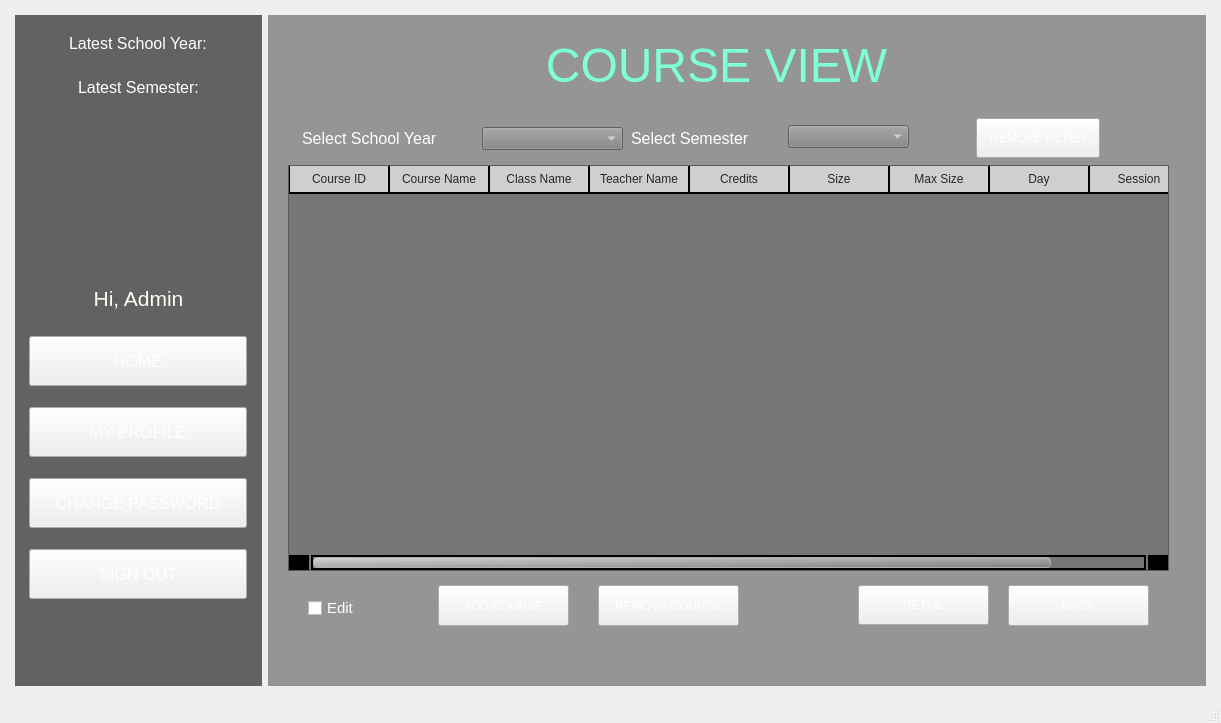
BuhDuy256/Student-Management-GROUP6-KTLT-23CLC03, file StudentManagementSystem/mainwindow.ui: the form before one commit.
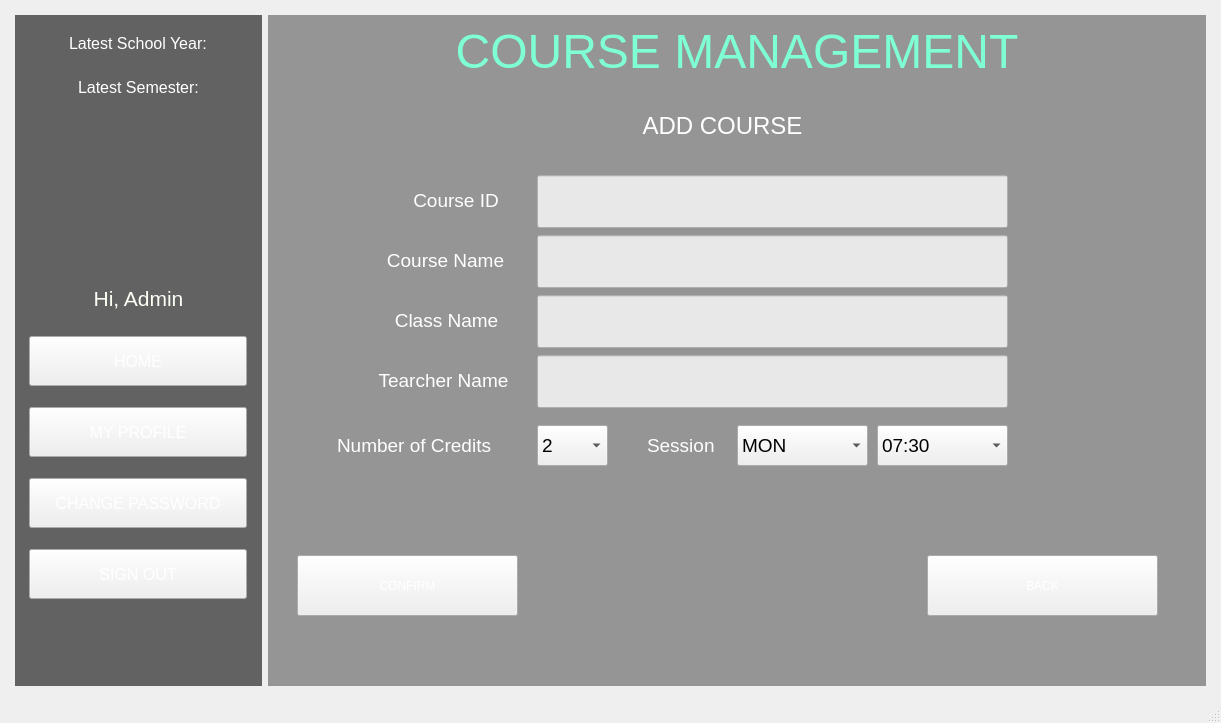
The form after the commit. The open tabs and pages were chosen to show the change. Icons and pictures are not drawn.

Commit message: redesign course management, merge course setting + course view

```diff
--- a/StudentManagementSystem/mainwindow.ui
+++ b/StudentManagementSystem/mainwindow.ui
@@ -2243,7 +2243,7 @@
 </string>
           </property>
           <property name="currentIndex">
-           <number>11</number>
+           <number>9</number>
           </property>
           <widget class="QWidget" name="AdHome">
            <widget class="QLabel" name="lb_welcome_2">
@@ -4766,7 +4766,7 @@
              <string>CLASSES</string>
             </property>
            </widget>
-           <widget class="QPushButton" name="pushButton">
+           <widget class="QPushButton" name="button_back_12">
             <property name="geometry">
              <rect>
               <x>630</x>
@@ -4796,7 +4796,7 @@
            <widget class="QLabel" name="lb_viewScoreboard">
             <property name="geometry">
              <rect>
-              <x>50</x>
+              <x>70</x>
               <y>10</y>
               <width>777</width>
               <height>80</height>
@@ -5051,94 +5051,10 @@
             </property>
            </widget>
           </widget>
-          <widget class="QWidget" name="AdCourseManagement">
-           <widget class="QLabel" name="lb_courseManagement">
-            <property name="geometry">
-             <rect>
-              <x>70</x>
-              <y>10</y>
-              <width>777</width>
-              <height>80</height>
-             </rect>
-            </property>
-            <property name="font">
-             <font>
-              <pointsize>36</pointsize>
-             </font>
-            </property>
-            <property name="styleSheet">
-             <string notr="true">color: #7FFFD4;</string>
-            </property>
-            <property name="text">
-             <string>COURSE MANAGEMENT</string>
-            </property>
-            <property name="alignment">
-             <set>Qt::AlignCenter</set>
-            </property>
-           </widget>
-           <widget class="QPushButton" name="button_courseView">
-            <property name="geometry">
-             <rect>
-              <x>220</x>
-              <y>350</y>
-              <width>441</width>
-              <height>101</height>
-             </rect>
-            </property>
-            <property name="text">
-             <string>COURSES VIEW</string>
-            </property>
-           </widget>
-           <widget class="QPushButton" name="button_courseSetting">
-            <property name="geometry">
-             <rect>
-              <x>220</x>
-              <y>220</y>
-              <width>441</width>
-              <height>101</height>
-             </rect>
-            </property>
-            <property name="text">
-             <string>COURSES SETTING</string>
-            </property>
-           </widget>
-          </widget>
-          <widget class="QWidget" name="AdCourseSetting">
-           <widget class="QLabel" name="lb_courseSetting">
-            <property name="geometry">
-             <rect>
-              <x>70</x>
-              <y>0</y>
-              <width>777</width>
-              <height>80</height>
-             </rect>
-            </property>
-            <property name="font">
-             <font>
-              <pointsize>36</pointsize>
-             </font>
-            </property>
-            <property name="styleSheet">
-             <string notr="true">color: #7FFFD4;</string>
-            </property>
-            <property name="text">
-             <string>COURSE SETTING</string>
-            </property>
-            <property name="alignment">
-             <set>Qt::AlignCenter</set>
-            </property>
-           </widget>
-          </widget>
           <widget class="QWidget" name="AdCourseView">
+           <layout class="QGridLayout" name="gridLayout_16">
+            <item row="0" column="0">
            <widget class="QLabel" name="lb_courseView">
-            <property name="geometry">
-             <rect>
-              <x>60</x>
-              <y>10</y>
-              <width>777</width>
-              <height>80</height>
-             </rect>
-            </property>
             <property name="font">
              <font>
               <pointsize>36</pointsize>
@@ -5148,21 +5064,15 @@
              <string notr="true">color: #7FFFD4;</string>
             </property>
             <property name="text">
-             <string>COURSE VIEW</string>
+               <string>COURSE MANAGEMENT</string>
             </property>
             <property name="alignment">
              <set>Qt::AlignCenter</set>
             </property>
            </widget>
+            </item>
+            <item row="1" column="0">
            <widget class="QStackedWidget" name="stackedWidget_5">
-            <property name="geometry">
-             <rect>
-              <x>20</x>
-              <y>100</y>
-              <width>901</width>
-              <height>521</height>
-             </rect>
-            </property>
             <property name="sizePolicy">
              <sizepolicy hsizetype="MinimumExpanding" vsizetype="MinimumExpanding">
               <horstretch>0</horstretch>
@@ -5170,7 +5080,9 @@
              </sizepolicy>
             </property>
             <property name="styleSheet">
-             <string notr="true"/>
+               <string notr="true">QLineEdit{
+	background-color: rgba(255, 255, 255, 200);
+}</string>
             </property>
             <property name="currentIndex">
              <number>0</number>
@@ -5179,8 +5091,8 @@
              <widget class="QPushButton" name="button_back_11">
               <property name="geometry">
                <rect>
-                <x>720</x>
-                <y>470</y>
+                  <x>730</x>
+                  <y>500</y>
                 <width>141</width>
                 <height>41</height>
                </rect>
@@ -5210,7 +5122,7 @@
                 <x>194</x>
                 <y>12</y>
                 <width>141</width>
-                <height>23</height>
+                  <height>31</height>
                </rect>
               </property>
               <property name="sizePolicy">
@@ -5240,10 +5152,10 @@
              <widget class="QTableWidget" name="table_course">
               <property name="geometry">
                <rect>
-                <x>0</x>
+                  <x>10</x>
                 <y>50</y>
-                <width>881</width>
-                <height>406</height>
+                  <width>891</width>
+                  <height>441</height>
                </rect>
               </property>
               <property name="sizePolicy">
@@ -5398,7 +5310,7 @@
                <rect>
                 <x>329</x>
                 <y>0</y>
-                <width>191</width>
+                  <width>161</width>
                 <height>47</height>
                </rect>
               </property>
@@ -5462,7 +5374,7 @@
                 <x>500</x>
                 <y>10</y>
                 <width>121</width>
-                <height>23</height>
+                  <height>31</height>
                </rect>
               </property>
               <property name="sizePolicy">
@@ -5492,8 +5404,8 @@
              <widget class="QPushButton" name="button_viewStudent">
               <property name="geometry">
                <rect>
-                <x>570</x>
-                <y>470</y>
+                  <x>550</x>
+                  <y>500</y>
                 <width>131</width>
                 <height>40</height>
                </rect>
@@ -5536,8 +5448,8 @@
              <widget class="QCheckBox" name="checkBox_edit">
               <property name="geometry">
                <rect>
-                <x>20</x>
-                <y>480</y>
+                  <x>10</x>
+                  <y>510</y>
                 <width>93</width>
                 <height>26</height>
                </rect>
@@ -5557,8 +5469,8 @@
              <widget class="QPushButton" name="button_addCourse">
               <property name="geometry">
                <rect>
-                <x>150</x>
-                <y>470</y>
+                  <x>100</x>
+                  <y>500</y>
                 <width>131</width>
                 <height>41</height>
                </rect>
@@ -5570,8 +5482,8 @@
              <widget class="QPushButton" name="button_removeCourse">
               <property name="geometry">
                <rect>
-                <x>310</x>
-                <y>470</y>
+                  <x>270</x>
+                  <y>500</y>
                 <width>141</width>
                 <height>41</height>
                </rect>
@@ -5582,21 +5494,15 @@
              </widget>
             </widget>
             <widget class="QWidget" name="page_4">
-             <layout class="QGridLayout" name="gridLayout_17">
-              <property name="leftMargin">
-               <number>0</number>
-              </property>
-              <property name="topMargin">
-               <number>0</number>
-              </property>
-              <property name="rightMargin">
-               <number>0</number>
-              </property>
-              <property name="bottomMargin">
-               <number>0</number>
-              </property>
-              <item row="1" column="0">
                <widget class="QTableWidget" name="table_student_2">
+                <property name="geometry">
+                 <rect>
+                  <x>10</x>
+                  <y>50</y>
+                  <width>891</width>
+                  <height>441</height>
+                 </rect>
+                </property>
                 <property name="sizePolicy">
                  <sizepolicy hsizetype="Preferred" vsizetype="Preferred">
                   <horstretch>0</horstretch>
@@ -5723,19 +5629,31 @@
                  </property>
                 </column>
                </widget>
-              </item>
-              <item row="2" column="0" alignment="Qt::AlignHCenter">
                <widget class="QPushButton" name="button_coursesList">
+                <property name="geometry">
+                 <rect>
+                  <x>730</x>
+                  <y>510</y>
+                  <width>141</width>
+                  <height>40</height>
+                 </rect>
+                </property>
                 <property name="styleSheet">
                  <string notr="true">padding: 10px;</string>
                 </property>
                 <property name="text">
-                 <string>COURSES LIST</string>
+                 <string>BACK</string>
                 </property>
                </widget>
-              </item>
-              <item row="0" column="0">
                <widget class="QLabel" name="lb_scoreBoard">
+                <property name="geometry">
+                 <rect>
+                  <x>70</x>
+                  <y>0</y>
+                  <width>582</width>
+                  <height>40</height>
+                 </rect>
+                </property>
                 <property name="maximumSize">
                  <size>
                   <width>16777215</width>
@@ -5757,10 +5675,508 @@
                  <set>Qt::AlignCenter</set>
                 </property>
                </widget>
-              </item>
-             </layout>
-            </widget>
-           </widget>
+               <widget class="QPushButton" name="button_addStudent_2">
+                <property name="geometry">
+                 <rect>
+                  <x>90</x>
+                  <y>510</y>
+                  <width>161</width>
+                  <height>41</height>
+                 </rect>
+                </property>
+                <property name="text">
+                 <string>ADD STUDENT</string>
+                </property>
+               </widget>
+               <widget class="QPushButton" name="button_removeStudent">
+                <property name="geometry">
+                 <rect>
+                  <x>280</x>
+                  <y>510</y>
+                  <width>171</width>
+                  <height>41</height>
+                 </rect>
+                </property>
+                <property name="text">
+                 <string>REMOVE STUDENT</string>
+                </property>
+               </widget>
+               <widget class="QPushButton" name="button_importScoreBoard">
+                <property name="geometry">
+                 <rect>
+                  <x>490</x>
+                  <y>510</y>
+                  <width>171</width>
+                  <height>41</height>
+                 </rect>
+                </property>
+                <property name="text">
+                 <string>IMPORT SCOREBOARD</string>
+                </property>
+               </widget>
+               <widget class="QCheckBox" name="checkBox_4">
+                <property name="geometry">
+                 <rect>
+                  <x>10</x>
+                  <y>510</y>
+                  <width>111</width>
+                  <height>31</height>
+                 </rect>
+                </property>
+                <property name="font">
+                 <font>
+                  <pointsize>11</pointsize>
+                 </font>
+                </property>
+                <property name="styleSheet">
+                 <string notr="true">color: white;
+</string>
+                </property>
+                <property name="text">
+                 <string>Edit</string>
+                </property>
+               </widget>
+               <widget class="QPushButton" name="button_exportTable">
+                <property name="geometry">
+                 <rect>
+                  <x>700</x>
+                  <y>0</y>
+                  <width>151</width>
+                  <height>41</height>
+                 </rect>
+                </property>
+                <property name="text">
+                 <string>EXPORT TABLE</string>
+                </property>
+               </widget>
+              </widget>
+              <widget class="QWidget" name="page_5">
+               <widget class="QLabel" name="lb_addCourse">
+                <property name="geometry">
+                 <rect>
+                  <x>290</x>
+                  <y>20</y>
+                  <width>311</width>
+                  <height>41</height>
+                 </rect>
+                </property>
+                <property name="font">
+                 <font>
+                  <pointsize>18</pointsize>
+                 </font>
+                </property>
+                <property name="styleSheet">
+                 <string notr="true">color: white;
+</string>
+                </property>
+                <property name="text">
+                 <string>ADD COURSE</string>
+                </property>
+                <property name="alignment">
+                 <set>Qt::AlignCenter</set>
+                </property>
+               </widget>
+               <widget class="QComboBox" name="box_numCredits">
+                <property name="geometry">
+                 <rect>
+                  <x>260</x>
+                  <y>340</y>
+                  <width>71</width>
+                  <height>41</height>
+                 </rect>
+                </property>
+                <property name="font">
+                 <font>
+                  <pointsize>14</pointsize>
+                 </font>
+                </property>
+                <item>
+                 <property name="text">
+                  <string>2</string>
+                 </property>
+                </item>
+                <item>
+                 <property name="text">
+                  <string>3</string>
+                 </property>
+                </item>
+                <item>
+                 <property name="text">
+                  <string>4</string>
+                 </property>
+                </item>
+               </widget>
+               <widget class="QComboBox" name="box_dayOfWeek">
+                <property name="geometry">
+                 <rect>
+                  <x>460</x>
+                  <y>340</y>
+                  <width>131</width>
+                  <height>41</height>
+                 </rect>
+                </property>
+                <property name="font">
+                 <font>
+                  <pointsize>14</pointsize>
+                 </font>
+                </property>
+                <item>
+                 <property name="text">
+                  <string>MON</string>
+                 </property>
+                </item>
+                <item>
+                 <property name="text">
+                  <string>TUE</string>
+                 </property>
+                </item>
+                <item>
+                 <property name="text">
+                  <string>WED</string>
+                 </property>
+                </item>
+                <item>
+                 <property name="text">
+                  <string>THU</string>
+                 </property>
+                </item>
+                <item>
+                 <property name="text">
+                  <string>FRI</string>
+                 </property>
+                </item>
+                <item>
+                 <property name="text">
+                  <string>SAT</string>
+                 </property>
+                </item>
+               </widget>
+               <widget class="QComboBox" name="box_session">
+                <property name="geometry">
+                 <rect>
+                  <x>600</x>
+                  <y>340</y>
+                  <width>131</width>
+                  <height>41</height>
+                 </rect>
+                </property>
+                <property name="font">
+                 <font>
+                  <pointsize>14</pointsize>
+                 </font>
+                </property>
+                <item>
+                 <property name="text">
+                  <string>07:30</string>
+                 </property>
+                </item>
+                <item>
+                 <property name="text">
+                  <string>09:30</string>
+                 </property>
+                </item>
+                <item>
+                 <property name="text">
+                  <string>13:30</string>
+                 </property>
+                </item>
+                <item>
+                 <property name="text">
+                  <string>15:30</string>
+                 </property>
+                </item>
+               </widget>
+               <widget class="QLabel" name="lb_numCredits">
+                <property name="geometry">
+                 <rect>
+                  <x>60</x>
+                  <y>340</y>
+                  <width>201</width>
+                  <height>41</height>
+                 </rect>
+                </property>
+                <property name="font">
+                 <font>
+                  <pointsize>14</pointsize>
+                 </font>
+                </property>
+                <property name="styleSheet">
+                 <string notr="true">color: white;</string>
+                </property>
+                <property name="text">
+                 <string>Number of Credits</string>
+                </property>
+               </widget>
+               <widget class="QLabel" name="lb_session">
+                <property name="geometry">
+                 <rect>
+                  <x>370</x>
+                  <y>340</y>
+                  <width>91</width>
+                  <height>41</height>
+                 </rect>
+                </property>
+                <property name="font">
+                 <font>
+                  <pointsize>14</pointsize>
+                 </font>
+                </property>
+                <property name="styleSheet">
+                 <string notr="true">color: white;</string>
+                </property>
+                <property name="text">
+                 <string>Session</string>
+                </property>
+               </widget>
+               <widget class="QPushButton" name="button_confirm_7">
+                <property name="geometry">
+                 <rect>
+                  <x>20</x>
+                  <y>470</y>
+                  <width>221</width>
+                  <height>61</height>
+                 </rect>
+                </property>
+                <property name="text">
+                 <string>CONFIRM</string>
+                </property>
+               </widget>
+               <widget class="QPushButton" name="button_back_13">
+                <property name="geometry">
+                 <rect>
+                  <x>650</x>
+                  <y>470</y>
+                  <width>231</width>
+                  <height>61</height>
+                 </rect>
+                </property>
+                <property name="text">
+                 <string>BACK</string>
+                </property>
+               </widget>
+               <widget class="QLabel" name="lb_teacherName">
+                <property name="geometry">
+                 <rect>
+                  <x>90</x>
+                  <y>280</y>
+                  <width>153</width>
+                  <height>31</height>
+                 </rect>
+                </property>
+                <property name="font">
+                 <font>
+                  <pointsize>14</pointsize>
+                 </font>
+                </property>
+                <property name="styleSheet">
+                 <string notr="true">color: white;</string>
+                </property>
+                <property name="text">
+                 <string>Tearcher Name</string>
+                </property>
+                <property name="alignment">
+                 <set>Qt::AlignCenter</set>
+                </property>
+               </widget>
+               <widget class="QLineEdit" name="txt_teacherName">
+                <property name="geometry">
+                 <rect>
+                  <x>260</x>
+                  <y>270</y>
+                  <width>471</width>
+                  <height>53</height>
+                 </rect>
+                </property>
+                <property name="minimumSize">
+                 <size>
+                  <width>0</width>
+                  <height>53</height>
+                 </size>
+                </property>
+                <property name="font">
+                 <font>
+                  <pointsize>14</pointsize>
+                 </font>
+                </property>
+                <property name="styleSheet">
+                 <string notr="true"/>
+                </property>
+               </widget>
+               <widget class="QLabel" name="lb_className">
+                <property name="geometry">
+                 <rect>
+                  <x>110</x>
+                  <y>220</y>
+                  <width>119</width>
+                  <height>31</height>
+                 </rect>
+                </property>
+                <property name="font">
+                 <font>
+                  <pointsize>14</pointsize>
+                 </font>
+                </property>
+                <property name="styleSheet">
+                 <string notr="true">color: white;</string>
+                </property>
+                <property name="text">
+                 <string>Class Name</string>
+                </property>
+                <property name="alignment">
+                 <set>Qt::AlignCenter</set>
+                </property>
+               </widget>
+               <widget class="QLineEdit" name="txt_className_2">
+                <property name="geometry">
+                 <rect>
+                  <x>260</x>
+                  <y>210</y>
+                  <width>471</width>
+                  <height>53</height>
+                 </rect>
+                </property>
+                <property name="minimumSize">
+                 <size>
+                  <width>0</width>
+                  <height>53</height>
+                 </size>
+                </property>
+                <property name="font">
+                 <font>
+                  <pointsize>14</pointsize>
+                 </font>
+                </property>
+                <property name="styleSheet">
+                 <string notr="true"/>
+                </property>
+               </widget>
+               <widget class="QLineEdit" name="txt_courseName">
+                <property name="geometry">
+                 <rect>
+                  <x>260</x>
+                  <y>150</y>
+                  <width>471</width>
+                  <height>53</height>
+                 </rect>
+                </property>
+                <property name="minimumSize">
+                 <size>
+                  <width>0</width>
+                  <height>53</height>
+                 </size>
+                </property>
+                <property name="font">
+                 <font>
+                  <pointsize>14</pointsize>
+                 </font>
+                </property>
+                <property name="styleSheet">
+                 <string notr="true"/>
+                </property>
+               </widget>
+               <widget class="QLabel" name="lb_courseName">
+                <property name="geometry">
+                 <rect>
+                  <x>100</x>
+                  <y>160</y>
+                  <width>137</width>
+                  <height>31</height>
+                 </rect>
+                </property>
+                <property name="font">
+                 <font>
+                  <pointsize>14</pointsize>
+                 </font>
+                </property>
+                <property name="styleSheet">
+                 <string notr="true">color: white;</string>
+                </property>
+                <property name="text">
+                 <string>Course Name</string>
+                </property>
+                <property name="alignment">
+                 <set>Qt::AlignCenter</set>
+                </property>
+               </widget>
+               <widget class="QLineEdit" name="txt_courseID">
+                <property name="geometry">
+                 <rect>
+                  <x>260</x>
+                  <y>90</y>
+                  <width>471</width>
+                  <height>53</height>
+                 </rect>
+                </property>
+                <property name="minimumSize">
+                 <size>
+                  <width>0</width>
+                  <height>53</height>
+                 </size>
+                </property>
+                <property name="font">
+                 <font>
+                  <pointsize>14</pointsize>
+                 </font>
+                </property>
+                <property name="styleSheet">
+                 <string notr="true"/>
+                </property>
+               </widget>
+               <widget class="QLabel" name="lb_courseID">
+                <property name="geometry">
+                 <rect>
+                  <x>130</x>
+                  <y>100</y>
+                  <width>98</width>
+                  <height>31</height>
+                 </rect>
+                </property>
+                <property name="font">
+                 <font>
+                  <pointsize>14</pointsize>
+                 </font>
+                </property>
+                <property name="styleSheet">
+                 <string notr="true">color: white;</string>
+                </property>
+                <property name="text">
+                 <string>Course ID</string>
+                </property>
+                <property name="alignment">
+                 <set>Qt::AlignCenter</set>
+                </property>
+               </widget>
+              </widget>
+              <widget class="QWidget" name="page_3">
+               <widget class="QLabel" name="label_3">
+                <property name="geometry">
+                 <rect>
+                  <x>230</x>
+                  <y>0</y>
+                  <width>451</width>
+                  <height>51</height>
+                 </rect>
+                </property>
+                <property name="font">
+                 <font>
+                  <pointsize>18</pointsize>
+                 </font>
+                </property>
+                <property name="styleSheet">
+                 <string notr="true">color: white;
+</string>
+                </property>
+                <property name="text">
+                 <string>ADD STUDENT TO COURSE</string>
+                </property>
+                <property name="alignment">
+                 <set>Qt::AlignCenter</set>
+                </property>
+               </widget>
+              </widget>
+             </widget>
+            </item>
+           </layout>
           </widget>
          </widget>
         </item>
```
Lines whose indentation alone changed are shown as unchanged. The commit also changes 8 other files.
